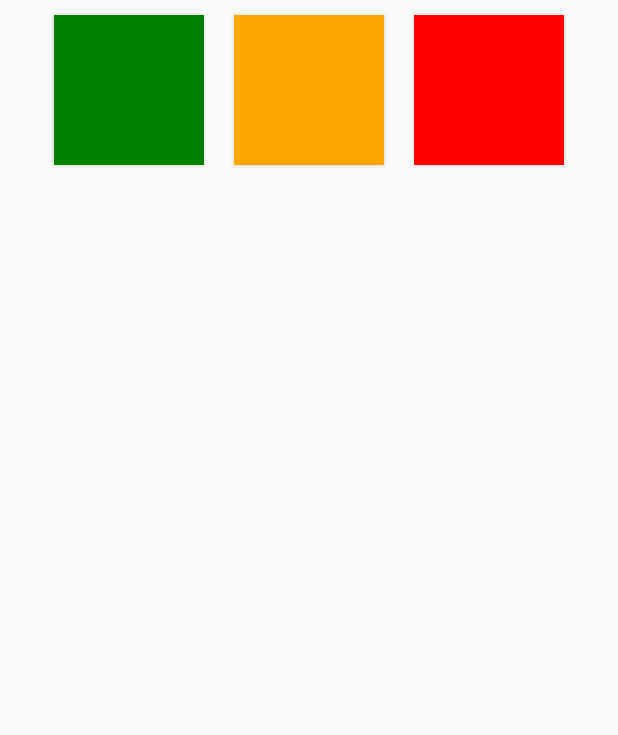
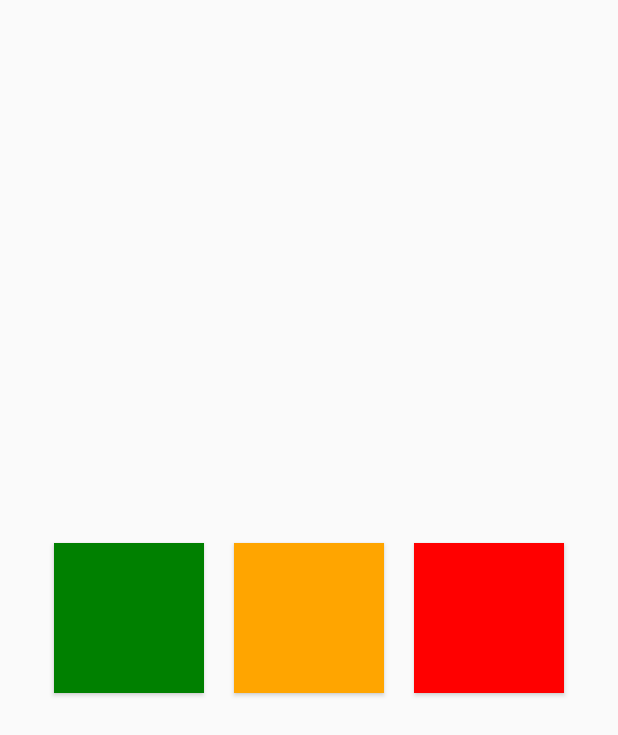
Before and after one commit to AlexandraKapp/HappinessIndex, an Android app: the layout buttons_fragment.xml on its own in the app's theme, with its tools: preview values and no code run, on a phone screen of 412 x 824 dp. Shown: the top 735 px of the screen. Run offline under Robolectric (Android 15) with nearby library versions, the phone set to English and light mode, and no system bars.

Commit message:
make colored fields size variable; some layout adaptions

```diff
--- a/app/src/main/AndroidManifest.xml
+++ b/app/src/main/AndroidManifest.xml
@@ -9,15 +9,14 @@
         android:supportsRtl="true"
         android:theme="@style/AppTheme">
         <activity android:name=".MainVoteActivity">
-
-        </activity>
-        <activity android:name=".StatsActivity">
             <intent-filter>
                 <action android:name="android.intent.action.MAIN" />
 
                 <category android:name="android.intent.category.LAUNCHER" />
             </intent-filter>
         </activity>
+        <activity android:name=".StatsActivity">
+        </activity>
     </application>
 
 </manifest>
--- a/app/src/main/java/com/kapp/happinessindex/StatsActivity.java
+++ b/app/src/main/java/com/kapp/happinessindex/StatsActivity.java
@@ -28,6 +28,7 @@ public class StatsActivity extends AppCompatActivity implements TabFragment.OnFr
     @BindView(R.id.sliding_tabs)
     TabLayout mTabLayout;
 
+
     @Override
     protected void onCreate(Bundle savedInstanceState) {
         super.onCreate(savedInstanceState);
--- a/app/src/main/res/layout/activity_main_vote.xml
+++ b/app/src/main/res/layout/activity_main_vote.xml
@@ -26,7 +26,7 @@
         android:layout_height="100dp"/>
 
     <include android:id="@+id/colored_buttons"
-        layout="@layout/button_fragment"
+        layout="@layout/buttons_fragment"
         android:layout_width="wrap_content"
         android:layout_height="wrap_content"
         android:layout_gravity="center_vertical"/>
--- a/app/src/main/res/layout/button_fragment.xml
+++ b/app/src/main/res/layout/buttons_fragment.xml
@@ -1,28 +1,27 @@
 <?xml version="1.0" encoding="utf-8"?>
-<RelativeLayout xmlns:android="http://schemas.android.com/apk/res/android"
+<LinearLayout xmlns:android="http://schemas.android.com/apk/res/android"
     android:layout_width="wrap_content" android:layout_height="match_parent"
-    android:layout_gravity="center">
+    android:layout_gravity="center_horizontal">
 
     <Button
         android:id="@+id/green_button_stats"
         android:layout_width="@dimen/button_size"
         android:layout_height="@dimen/button_size"
         android:background="@color/basic_green"
-        android:layout_margin="@dimen/small_margin"/>
+        android:layout_margin="@dimen/small_margin"
+        android:layout_gravity="center_vertical"/>
     <Button
         android:id="@+id/orange_button_stats"
         android:layout_width="@dimen/button_size"
         android:layout_height="@dimen/button_size"
-        android:layout_toRightOf="@id/green_button_stats"
-        android:layout_toEndOf="@+id/green_button_stats"
         android:background="@color/basic_orange"
-        android:layout_margin="@dimen/small_margin"/>
+        android:layout_margin="@dimen/small_margin"
+        android:layout_gravity="center_vertical"/>
     <Button
         android:id="@+id/red_button_stats"
         android:layout_width="@dimen/button_size"
         android:layout_height="@dimen/button_size"
-        android:layout_toRightOf="@id/orange_button_stats"
-        android:layout_toEndOf="@id/orange_button_stats"
         android:background="@color/basic_red"
-        android:layout_margin="@dimen/small_margin"/>
-</RelativeLayout>
+        android:layout_margin="@dimen/small_margin"
+        android:layout_gravity="center_vertical"/>
+</LinearLayout>
--- a/app/src/main/res/layout/tab_graph_fragment.xml
+++ b/app/src/main/res/layout/tab_graph_fragment.xml
@@ -4,6 +4,7 @@
     android:layout_height="wrap_content">
 
     <com.jjoe64.graphview.GraphView
+        android:layout_margin="@dimen/medium_margin"
         android:id="@+id/stats_graph"
         android:layout_height="wrap_content"
         android:layout_width="wrap_content"
--- a/app/src/main/res/values/dimens.xml
+++ b/app/src/main/res/values/dimens.xml
@@ -4,4 +4,5 @@
     <dimen name="activity_vertical_margin">16dp</dimen>
     <dimen name="button_size">100dp</dimen>
     <dimen name="small_margin">10dp</dimen>
+    <dimen name="medium_margin">20dp</dimen>
 </resources>
```
Also changed, not shown: app/src/main/java/com/kapp/happinessindex/TabFragment.java (+28 -6 lines), app/src/main/res/layout/fragment_tab.xml (deleted, +0 -12 lines), app/src/main/res/layout/tab_colorfields_fragment.xml (renamed from app/src/main/res/layout/tab_button_size_fragment.xml, +21 -8 lines).
